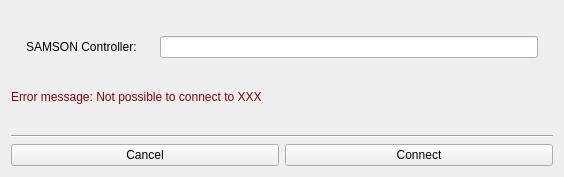
This is apps/delilahQt/SamsonConnect.ui in telefonicaid/fiware-cosmos-platform as Qt 5 draws it before an edit. The edited form follows.
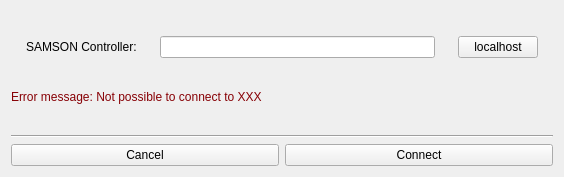
This is the edited form.

What changed in the file:
```diff
--- a/apps/delilahQt/SamsonConnect.ui
+++ b/apps/delilahQt/SamsonConnect.ui
@@ -57,6 +57,13 @@
          </property>
         </widget>
        </item>
+       <item>
+        <widget class="QPushButton" name="localhostButton">
+         <property name="text">
+          <string>localhost</string>
+         </property>
+        </widget>
+       </item>
       </layout>
      </item>
      <item>
```
